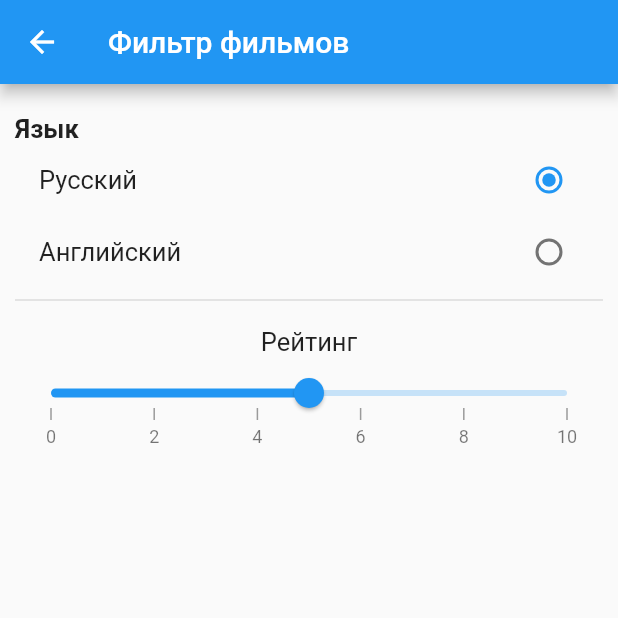
After one commit to Irina585/film, a Flutter app: the screen it shows after launch, after a tap on the "filter alt" icon, on a phone screen of 412 x 824 dp, the top half of it. The commit adds this screen. Run offline on Flutter 3.47's test engine with Material 2 defaults, Android fonts, the phone set to English and light mode, and no system bars; drawn by our look-alikes of syncfusion_flutter_sliders.

Commit message:
Добавлен экран фильтра фильмов

```diff
--- a/lib/film_list_widget.dart
+++ b/lib/film_list_widget.dart
@@ -11,15 +11,16 @@ abstract class Film {
   final String releaseDate;
   final String description;
   final String language;
+  final double voteAverage;
 
   Film(this.id, this.title, this.picture, this.releaseDate, this.description,
-      this.language);
+      this.language, this.voteAverage);
 }
 
 class Comedy extends Film with ConvertLanguageMix {
   Comedy(String id, String title, String picture, String releaseDate,
-      String description, String language)
-      : super(id, title, picture, releaseDate, description, language);
+      String description, String language, double voteAverage)
+      : super(id, title, picture, releaseDate, description, language, voteAverage);
 }
 
 enum Language { russian, english }
@@ -41,6 +42,9 @@ extension ChoicedLanguageExtension on Language {
 }
 
 class FilmListWidget extends StatefulWidget {
+
+  static const String routeName = '/filmListWidget';
+
   const FilmListWidget({Key? key}) : super(key: key);
 
   @override
@@ -51,22 +55,24 @@ class _FilmListWidgetState extends State<FilmListWidget> {
 
   final _films = [
     Comedy('1', 'Красотка', Images.prettyWoman, '9 июля 1990',
-        Strings.prettyWomanDescription, 'Английский'),
+        Strings.prettyWomanDescription, 'Английский', 8.0),
     Comedy('2', 'Гарфилд', Images.garfild, '18 ноября 2004',
-        Strings.garfildDescription, 'Английский'),
+        Strings.garfildDescription, 'Английский', 6.8),
     Comedy('3', 'Один дома', Images.homeAlone, '17 октября 1990 г.',
-        Strings.homeDescription, 'Английский'),
+        Strings.homeDescription, 'Английский', 8.3),
     Comedy('4', 'Не смотри наверх', Images.dontLookUp, '8 сентября 2021',
-        Strings.dontLookUpDescription, 'Английский'),
+        Strings.dontLookUpDescription, 'Английский', 7.5),
     Comedy('5', 'Форест Гамп', Images.forestGump, '18 января 1994',
-        Strings.forestDescription, 'Английский'),
+        Strings.forestDescription, 'Английский', 8.9),
+    Comedy('6', 'Холоп', Images.holop, '25 сентября 2019',
+        Strings.holopDescription, 'Русский', 6.8),
   ];
 
   var _filterFilms = <Film>[];
 
   final _searchController = TextEditingController();
 
-  Future<void> _searchFilms() async {
+  void _searchFilms() {
     final query = _searchController.text;
     if (query.isNotEmpty) {
       _filterFilms =  _films.where((Film film) {
@@ -90,6 +96,10 @@ class _FilmListWidgetState extends State<FilmListWidget> {
     return Scaffold(
       appBar: AppBar(
         title: const Text(Strings.titleApp),
+        actions: [
+          IconButton(onPressed: () => Navigator.pushNamed(context, '/filterFilmsWidget'),
+              icon: const Icon(Icons.filter_alt))
+        ],
       ),
       body: Stack(
         children: [
--- /dev/null
+++ b/lib/filter_films_wiget.dart
@@ -0,0 +1,86 @@
+import 'package:film/film_list_widget.dart';
+import 'package:flutter/material.dart';
+import 'package:syncfusion_flutter_sliders/sliders.dart';
+
+class FilterFilmsWidget extends StatefulWidget {
+  static const String routeName = '/filterFilmsWidget.dart';
+
+  const FilterFilmsWidget({Key? key}) : super(key: key);
+
+  @override
+  _FilterFilmsWidgetState createState() => _FilterFilmsWidgetState();
+}
+
+class _FilterFilmsWidgetState extends State<FilterFilmsWidget> {
+  Language? _language = Language.russian;
+  double size = 5;
+
+
+  void _onLanguageChange(Language? value) {
+    setState(() {
+      _language = value;
+    });
+  }
+
+   @override
+  Widget build(BuildContext context) {
+    return Scaffold(
+        appBar: AppBar(
+          title: const Text('Фильтр фильмов'),
+        ),
+        body: Padding(
+          padding: const EdgeInsets.all(10.0),
+          child: SingleChildScrollView(
+            child: Column(
+              children: [
+                const SizedBox(height: 10),
+                Row(
+                  mainAxisAlignment: MainAxisAlignment.start,
+                  children: const [
+                    Text('Язык', style: TextStyle(fontSize: 17, fontWeight: FontWeight.bold)),
+                  ],
+                ),
+                RadioListTile(
+                  activeColor: Theme.of(context).colorScheme.primary,
+                  dense: true,
+                  title: const Text('Русский', style: TextStyle(fontSize: 17)),
+                  value: Language.russian,
+                  groupValue: _language,
+                  onChanged: _onLanguageChange,
+                  controlAffinity: ListTileControlAffinity.trailing,
+                ),
+                RadioListTile(
+                  activeColor: Theme.of(context).colorScheme.primary,
+                  dense: true,
+                  title: const Text('Английский', style: TextStyle(fontSize: 17)),
+                  value: Language.english,
+                  groupValue: _language,
+                  onChanged: _onLanguageChange,
+                  controlAffinity: ListTileControlAffinity.trailing,
+                ),
+                const Divider(
+                  thickness: 1,
+                ),
+                const SizedBox(height: 10),
+                const Text('Рейтинг', style: TextStyle(fontSize: 17)),
+                SfSlider(
+                    min: 0,
+                    max: 10,
+                    interval: 2,
+                    showTicks: true,
+                    showLabels: true,
+                    value: size,
+                    enableTooltip: false,
+                    minorTicksPerInterval: 0,
+                    stepSize: 1,
+                    onChanged: (dynamic value) {
+                      setState(() {
+                        size = value;
+                      });
+                    }),
+              ],
+            ),
+          ),
+        ));
+  }
+}
--- a/lib/images.dart
+++ b/lib/images.dart
@@ -7,10 +7,7 @@ abstract class Images {
   static const String homeAlone ='assets/home_alone.jpg';
   static const String dontLookUp = 'assets/dont_look_up.jpg';
   static const String forestGump = 'assets/forest_gump.jpg';
-
-
-
-
+  static const String holop = 'assets/holop.jpg';
 
 
 }
--- a/lib/main.dart
+++ b/lib/main.dart
@@ -1,6 +1,7 @@
 import 'package:flutter/material.dart';
 
 import 'film_list_widget.dart';
+import 'filter_films_wiget.dart';
 
 void main() {
   runApp(const MyApp());
@@ -13,6 +14,9 @@ class MyApp extends StatelessWidget {
   Widget build(BuildContext context) {
     return MaterialApp(
       home: FilmListWidget(),
+      routes: {
+        '/filterFilmsWidget': (context) => const FilterFilmsWidget(),
+      },
     );
   }
 }
--- a/lib/strings.dart
+++ b/lib/strings.dart
@@ -19,4 +19,6 @@ class Strings {
   // Фильм Форест Гамп
   static const forestDescription = 'Сидя на автобусной остановке, Форрест Гамп — не очень умный, но добрый и открытый парень — рассказывает случайным встречным историю своей необыкновенной жизни.';
 
+  // Холоп
+static const holopDescription = 'Молодой мажор Гриша заигрался в красивую жизнь и решил, что ему всё дозволено. Он натворил много дел, и теперь ему грозит тюрьма. Чтобы исправить своего сына, отчаявшийся отец-олигарх идёт на крайние меры. Вместе с психологом он придумывает уникальный проект: на базе заброшенной деревни воссоздаётся атмосфера России XIX века, а Гриша попадает в подстроенную аварию и якобы переносится в прошлое.';
 }
--- a/pubspec.yaml
+++ b/pubspec.yaml
@@ -29,6 +29,8 @@ environment:
 dependencies:
   flutter:
     sdk: flutter
+  syncfusion_flutter_sliders: ^19.4.41
+
 
 
   # The following adds the Cupertino Icons font to your application.
```
Also changed, not shown: assets/holop.jpg (added).
